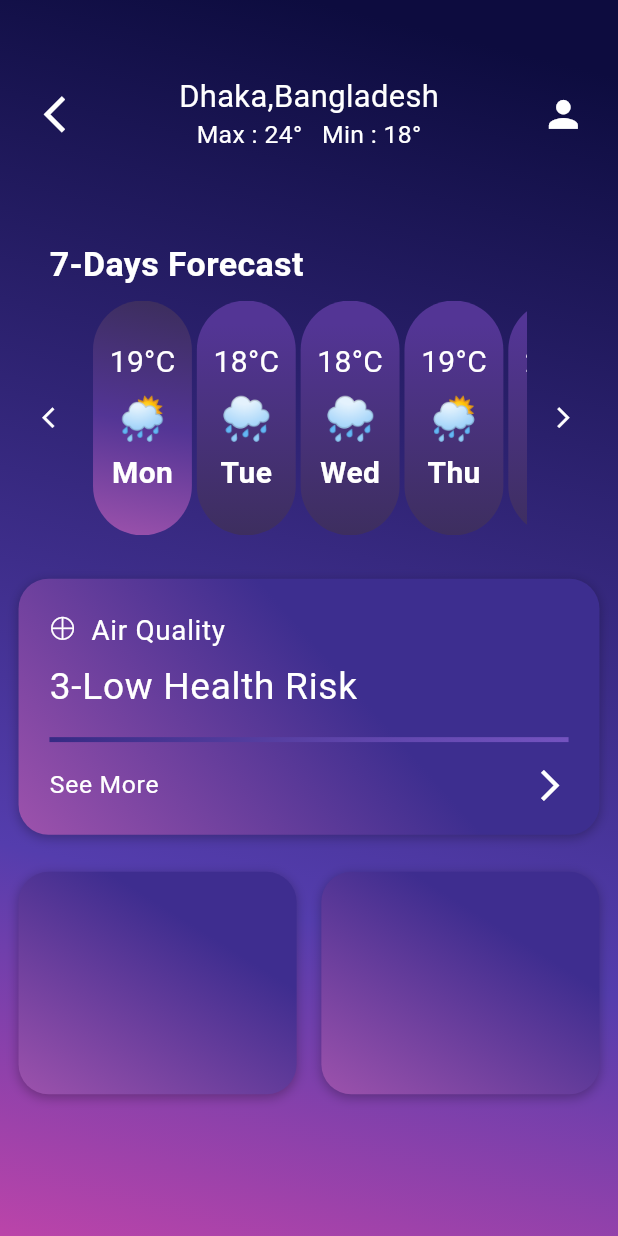
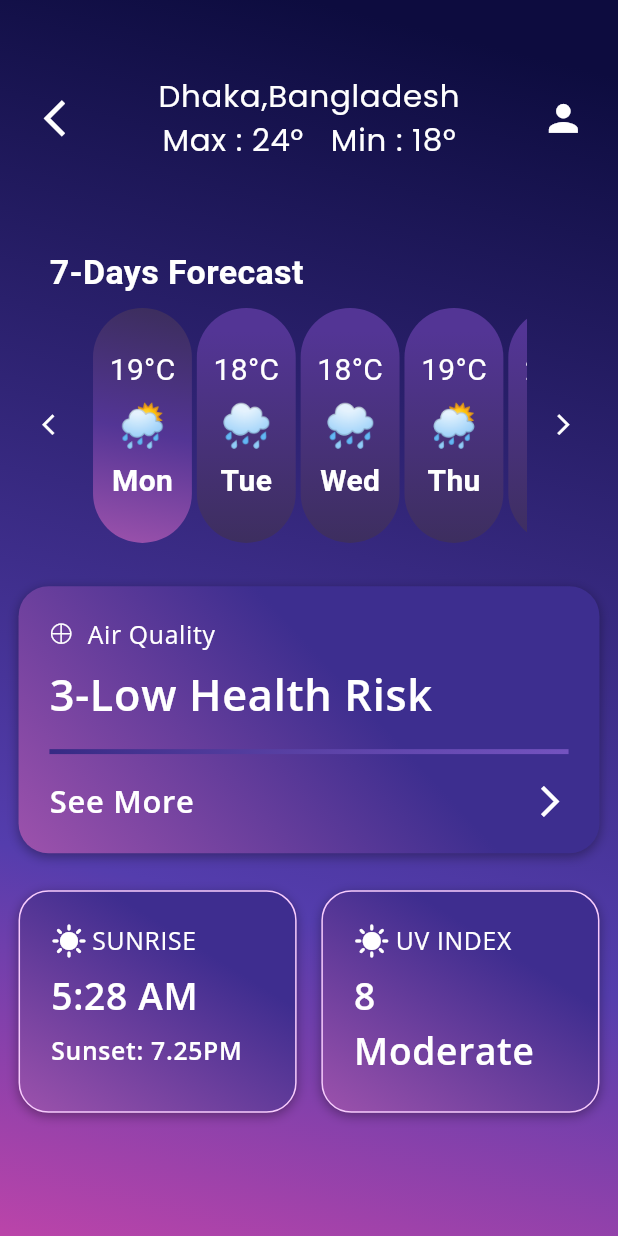
Before and after one commit to nahidkhan-2002/weather_app_demo, a Flutter app: the screen it shows after launch, after a tap on "Get Start", on a phone screen of 412 x 824 dp. Run offline on Flutter 3.47's test engine with Material 3 defaults, Android fonts, the phone set to English and light mode, and no system bars; our stand-ins replace google_fonts, lottie; Roboto replaces fonts that are missing (OpenSans-Regular.ttf, OpenSans-SemiBold.ttf, OpenSans-Semibold.ttf).

Commit message:
shesh kaaj

```diff
--- a/lib/firstpage.dart
+++ b/lib/firstpage.dart
@@ -1,6 +1,6 @@
 import 'package:lottie/lottie.dart';
-import 'package:shimmer/shimmer.dart';
 import 'package:flutter/material.dart';
+import 'package:google_fonts/google_fonts.dart';
 
 class Firstpage extends StatefulWidget {
   const Firstpage({super.key});
@@ -59,21 +59,22 @@ class _FirstpageState extends State<Firstpage> {
                         //text "weather"
                         Text(
                           "Weather",
-                          style: TextStyle(
+                          style: GoogleFonts.poppins(
                             fontSize: 64,
                             color: Colors.white,
-                            fontFamily: "ProductSans-Regular",
                             fontWeight: FontWeight.bold,
                             height: 0.5,
+                            wordSpacing: 0.47,
                           ),
                         ),
                         //text "forecasts"
                         Text(
                           "ForeCasts",
-                          style: TextStyle(
+                          style: GoogleFonts.poppins(
                             fontSize: 64,
                             color: Color(0xFFDDB130),
-                            fontFamily: "Poppins-Regular",
+                            fontWeight: FontWeight.w400,
+                            wordSpacing: 0.47,
                           ),
                         ),
                       ],
@@ -97,18 +98,13 @@ class _FirstpageState extends State<Firstpage> {
                           Color(0xFFDDB130),
                         ),
                       ),
-                      //button text with shimmering effect
-                      child: Shimmer.fromColors(
-                        baseColor: Color(0xFF362A84),
-                        highlightColor: const Color.fromARGB(76, 255, 255, 255),
-                        period: Duration(seconds: 2),
-                        child: Text(
-                          "Get Start",
-                          style: TextStyle(
-                            fontSize: 26,
-                            fontWeight: FontWeight.bold,
-                            fontFamily: "ProductSans-Regular",
-                          ),
+                      //button text
+                      child: Text(
+                        "Get Start",
+                        style: GoogleFonts.openSans(
+                          fontSize: 28,
+                          color: Color(0xFF362A84),
+                          fontWeight: FontWeight.w700,
                         ),
                       ),
                     ),
--- a/lib/secondpage.dart
+++ b/lib/secondpage.dart
@@ -1,3 +1,4 @@
+import 'utils.dart';
 import 'package:flutter/material.dart';
 import 'package:weather_app_demo/style.dart';
 
@@ -23,27 +24,6 @@ class _SecondpageState extends State<Secondpage> {
     {"day": "Sat", "temp": "21°C", "icon": "🌤️"},
     {"day": "Sun", "temp": "22°C", "icon": "🌤️"},
   ];
-
-  // ScrollController for horizontal forecast list
-  final ScrollController scrollController = ScrollController();
-
-  // Scroll backward in forecast list
-  void scrollbackward() {
-    scrollController.animateTo(
-      scrollController.offset - 100,
-      duration: Duration(milliseconds: 300),
-      curve: Curves.ease,
-    );
-  }
-
-  // Scroll forward in forecast list
-  void scrollforward() {
-    scrollController.animateTo(
-      scrollController.offset + 100,
-      duration: Duration(milliseconds: 300),
-      curve: Curves.ease,
-    );
-  }
 
   @override
   Widget build(BuildContext context) {
@@ -71,6 +51,7 @@ class _SecondpageState extends State<Secondpage> {
           ),
           // Main content with scroll for small screens/web
           SafeArea(
+            child: SingleChildScrollView(
               child: ConstrainedBox(
                 constraints: BoxConstraints(minHeight: height, minWidth: width),
                 child: IntrinsicHeight(
@@ -102,18 +83,11 @@ class _SecondpageState extends State<Secondpage> {
                               children: [
                                 Text(
                                   "Dhaka,Bangladesh",
-                                style: TextStyle(
-                                  fontFamily: 'ProductSans-Regular',
-                                  fontSize: width * 0.05,
-                                  color: Colors.white,
-                                ),
+                                  style: poppinsregular(width * 0.05),
                                 ),
                                 Text(
                                   "Max : $Maxtemp   Min : $Mintemp",
-                                style: TextStyle(
-                                  fontSize: width * 0.04,
-                                  color: Colors.white,
-                                ),
+                                  style: poppinsregular(width * 0.05),
                                 ),
                               ],
                             ),
@@ -187,7 +161,8 @@ class _SecondpageState extends State<Secondpage> {
                                             style: TextStyle(
                                               color: Colors.white,
                                               fontSize: 20, // smaller text
-                                            fontFamily: "OpenSans-Regular.ttf",
+                                              fontFamily:
+                                                  "OpenSans-Regular.ttf",
                                             ),
                                           ),
 
@@ -196,7 +171,8 @@ class _SecondpageState extends State<Secondpage> {
                                             dayForecast['icon'] ?? '',
                                             style: TextStyle(
                                               fontSize: 28, // smaller icon
-                                            fontFamily: "OpenSans-Regular.ttf",
+                                              fontFamily:
+                                                  "OpenSans-Regular.ttf",
                                             ),
                                           ),
                                           SizedBox(height: height * 0.003),
@@ -206,7 +182,8 @@ class _SecondpageState extends State<Secondpage> {
                                               color: Colors.white,
                                               fontWeight: FontWeight.bold,
                                               fontSize: 20, // smaller text
-                                            fontFamily: "OpenSans-Regular.ttf",
+                                              fontFamily:
+                                                  "OpenSans-Regular.ttf",
                                             ),
                                           ),
                                         ],
@@ -246,22 +223,12 @@ class _SecondpageState extends State<Secondpage> {
                             children: [
                               Text(
                                 "⨁  Air Quality",
-                              style: TextStyle(
-                                fontFamily: 'OpenSans-Regular.ttf',
-                                fontSize: width * 0.045,
-                                letterSpacing: 0.47,
-                                color: Colors.white,
-                              ),
+                                style: opensansregular(width * 0.04),
                               ),
                               SizedBox(height: height * 0.008),
                               Text(
                                 "3-Low Health Risk",
-                              style: TextStyle(
-                                fontFamily: 'OpenSans-Semibold.ttf',
-                                fontSize: width * 0.06,
-                                letterSpacing: 0.47,
-                                color: Colors.white,
-                              ),
+                                style: opensanssemibold(width * 0.07),
                               ),
                               SizedBox(height: height * 0.02),
                               // Gradient line
@@ -287,12 +254,7 @@ class _SecondpageState extends State<Secondpage> {
                                 children: [
                                   Text(
                                     "See More",
-                                  style: TextStyle(
-                                    fontFamily: 'OpenSans-SemiBold.ttf',
-                                    fontSize: width * 0.04,
-                                    letterSpacing: 0.47,
-                                    color: Colors.white,
-                                  ),
+                                    style: opensanssemibold(width * 0.05),
                                   ),
                                   Spacer(),
                                   Icon(
@@ -309,55 +271,92 @@ class _SecondpageState extends State<Secondpage> {
                         SizedBox(height: height * 0.02),
                         // Two responsive cards at the bottom
                         Row(
-                        mainAxisAlignment: MainAxisAlignment.spaceEvenly,
+                          mainAxisAlignment: MainAxisAlignment.center,
                           children: [
                             Flexible(
                               child: Container(
                                 height: height * 0.18,
                                 decoration: cardstyle_2,
-                              padding: EdgeInsets.only(left: width * 0.5),
+                                padding: EdgeInsets.symmetric(
+                                  vertical: height * 0.025,
+                                  horizontal: width * 0.05,
+                                ),
                                 child: Column(
+                                  crossAxisAlignment: CrossAxisAlignment.start,
                                   children: [
-                                  // Add your content here
-                                  Row(),
+                                    Row(
+                                      children: [
+                                        Icon(Icons.sunny, color: Colors.white),
+                                        SizedBox(width: width * 0.008),
+                                        Text(
+                                          "SUNRISE",
+                                          style: opensansregular(width * 0.04),
+                                        ),
                                       ],
                                     ),
+                                    SizedBox(height: height * 0.009),
+                                    Text(
+                                      "5:28 AM",
+                                      style: opensanssemibold(width * 0.06),
                                     ),
-                          ),
-                          SizedBox(width: width * 0.04),
-
-                          Flexible(
-                            child: Container(
-                              height: height * 0.18,
-                              decoration: cardstyle_2,
-                              padding: EdgeInsets.only(right: width * 0.5),
-                              child: Column(
-                                mainAxisAlignment: MainAxisAlignment.start,
-                                crossAxisAlignment: CrossAxisAlignment.start,
-                                children: [
-                                  // Add your content here
-                                  Icon(
-                                    Icons.star,
-                                    color: Colors.yellow,
-                                    size: width * 0.07,
-                                  ),
-                                  SizedBox(width: width * 0.02),
+                                    SizedBox(height: height * 0.009),
                                     Text(
-                                    "Sunrise",
-                                    style: TextStyle(
-                                      color: Colors.white,
-                                      fontSize: width * 0.045,
-                                      fontFamily: 'OpenSans-Regular.ttf',
-                                    ),
+                                      "Sunset: 7.25PM",
+                                      style: opensanssemibold(width * 0.04),
                                     ),
                                   ],
                                 ),
                               ),
                             ),
+
+                            SizedBox(width: width * 0.04),
+                            Flexible(
+                              child: Container(
+                                height: height * 0.18,
+                                decoration: cardstyle_2,
+                                child: Padding(
+                                  padding: EdgeInsetsGeometry.symmetric(
+                                    vertical: height * 0.025,
+                                    horizontal: width * 0.05,
+                                  ),
+                                  child: Column(
+                                    crossAxisAlignment:
+                                        CrossAxisAlignment.start,
+                                    children: [
+                                      Row(
+                                        children: [
+                                          Icon(
+                                            Icons.sunny,
+                                            color: Colors.white,
+                                          ),
+                                          SizedBox(width: width * 0.009),
+                                          Text(
+                                            "UV INDEX",
+                                            style: opensansregular(
+                                              width * 0.04,
+                                            ),
+                                          ),
                                         ],
                                       ),
-                      SizedBox(height: height * 0.02),
+                                      SizedBox(height: height * 0.009),
+                                      Text(
+                                        "8",
+                                        style: opensanssemibold(width * 0.06),
+                                      ),
+                                      SizedBox(height: height * 0.002),
+                                      Text(
+                                        "Moderate",
+                                        style: opensanssemibold(width * 0.06),
+                                      ),
                                     ],
+                                  ),
+                                ),
+                              ),
+                            ),
+                          ],
+                        ),
+                      ],
+                    ),
                   ),
                 ),
               ),
--- a/lib/style.dart
+++ b/lib/style.dart
@@ -1,4 +1,5 @@
 import 'package:flutter/material.dart';
+import 'package:google_fonts/google_fonts.dart';
 
 BoxDecoration boxdecorationunique = BoxDecoration(
   // ignore: deprecated_member_use
@@ -43,7 +44,7 @@ BoxDecoration boxDecorationregular = BoxDecoration(
 );
 
 BoxShadow shadowstyle = BoxShadow(
-  color: Colors.black26,
+  color: const Color.fromARGB(84, 0, 0, 0),
   blurRadius: 6,
   offset: Offset(0, 2),
 );
@@ -62,7 +63,31 @@ BoxDecoration cardstyle_2 = BoxDecoration(
     ],
     stops: [0.1, 1.0],
   ),
-  border: Border.all(color: Color(0xFFF7CBFD).withOpacity(0), width: 2),
+  border: Border.all(
+    color: Color(0xFFF7CBFD), // Black stroke
+    width: 1,
+  ),
   boxShadow: [shadowstyle],
   borderRadius: BorderRadius.circular(20),
 );
+
+TextStyle opensansregular(double value) => GoogleFonts.openSans(
+  color: Colors.white,
+  fontSize: value,
+  fontWeight: FontWeight.w400,
+  letterSpacing: 0.47,
+);
+
+TextStyle opensanssemibold(double value) => GoogleFonts.openSans(
+  color: Colors.white,
+  fontSize: value,
+  fontWeight: FontWeight.w600,
+  letterSpacing: 0.47,
+);
+
+TextStyle poppinsregular(double value) => GoogleFonts.poppins(
+  color: Colors.white,
+  fontSize: value,
+  fontWeight: FontWeight.w400,
+  letterSpacing: 0.47,
+);
--- a/lib/utils.dart
+++ b/lib/utils.dart
@@ -3,17 +3,17 @@ import 'package:flutter/material.dart';
 ScrollController scrollController = ScrollController();
 void scrollforward() {
   scrollController.animateTo(
-    scrollController.offset + 89,
+    scrollController.offset + 90,
     duration: Duration(seconds: 1),
-    curve: Curves.easeInOut,
+    curve: Curves.ease,
   );
 }
 
 void scrollbackward() {
   scrollController.animateTo(
     scrollController.offset -
-        89.clamp(0.0, scrollController.position.maxScrollExtent),
+        90.clamp(0.0, scrollController.position.maxScrollExtent),
     duration: Duration(seconds: 1),
-    curve: Curves.easeInOut,
+    curve: Curves.ease,
   );
 }
--- a/pubspec.yaml
+++ b/pubspec.yaml
@@ -39,6 +39,7 @@ dependencies:
   flutter_svg: ^2.2.0
   carousel_slider: ^5.1.1
   font_awesome_flutter: ^10.8.0
+  google_fonts: ^6.2.1
 
 dev_dependencies:
   flutter_test:
```
Also changed, not shown: pubspec.lock, 1 other file. Lines whose indentation alone changed are shown as unchanged.
